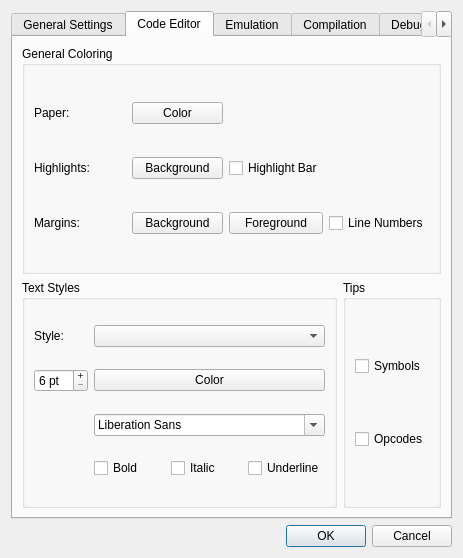
First picture: the form in environmentsettingsdialog.ui, repository christopherpow/nesicide, before the edit.
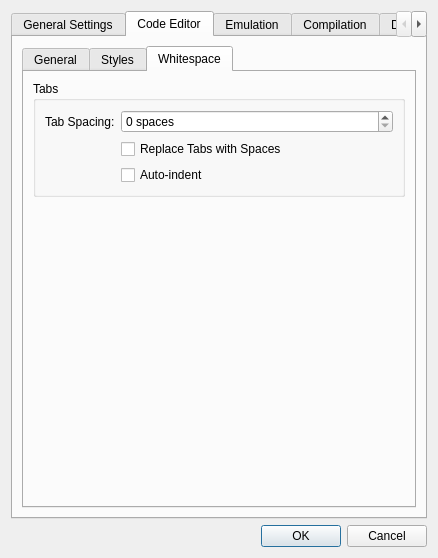
Second picture: the form after the edit. Icons and pictures are not drawn.

Commit message: Configuration items added to Environment Settings for auto-indent, tab replacement, and tab spacing.

What changed in the file:
```diff
--- a/environmentsettingsdialog.ui
+++ b/environmentsettingsdialog.ui
@@ -148,10 +148,63 @@
        <string>Code Editor</string>
       </attribute>
       <layout class="QGridLayout" name="gridLayout_3">
+       <item row="0" column="0">
+        <widget class="QTabWidget" name="tabWidget_2">
+         <property name="currentIndex">
+          <number>2</number>
+         </property>
+         <widget class="QWidget" name="general">
+          <attribute name="title">
+           <string>General</string>
+          </attribute>
+          <layout class="QGridLayout" name="gridLayout_11">
+           <item row="0" column="0">
+            <widget class="QGroupBox" name="groupBox_7">
+             <property name="title">
+              <string>Tips</string>
+             </property>
+             <layout class="QVBoxLayout" name="verticalLayout">
+              <item>
+               <widget class="QCheckBox" name="showSymbolTips">
+                <property name="text">
+                 <string>Symbols</string>
+                </property>
+               </widget>
+              </item>
+              <item>
+               <widget class="QCheckBox" name="showOpcodeTips">
+                <property name="text">
+                 <string>Opcodes</string>
+                </property>
+               </widget>
+              </item>
+             </layout>
+            </widget>
+           </item>
+           <item row="1" column="0">
+            <spacer name="verticalSpacer_4">
+             <property name="orientation">
+              <enum>Qt::Vertical</enum>
+             </property>
+             <property name="sizeHint" stdset="0">
+              <size>
+               <width>20</width>
+               <height>40</height>
+              </size>
+             </property>
+            </spacer>
+           </item>
+          </layout>
+         </widget>
+         <widget class="QWidget" name="styles">
+          <attribute name="title">
+           <string>Styles</string>
+          </attribute>
+          <layout class="QGridLayout" name="gridLayout_10">
        <item row="0" column="0" colspan="2">
         <widget class="QGroupBox" name="groupBox">
          <property name="title">
-          <string>General Coloring</string>
+              <string>Coloring</string>
          </property>
          <layout class="QGridLayout" name="gridLayout_16">
           <item row="0" column="1">
@@ -220,7 +273,7 @@
          </layout>
         </widget>
        </item>
-       <item row="1" column="0">
+           <item row="1" column="0" colspan="2">
         <widget class="QGroupBox" name="groupBox_12">
          <property name="title">
           <string>Text Styles</string>
@@ -286,36 +339,83 @@
          </layout>
         </widget>
        </item>
-       <item row="2" column="0" colspan="2">
+          </layout>
+         </widget>
+         <widget class="QWidget" name="whitespace">
+          <attribute name="title">
+           <string>Whitespace</string>
+          </attribute>
+          <layout class="QGridLayout" name="gridLayout_13">
+           <item row="0" column="0">
+            <widget class="QGroupBox" name="groupBox_9">
+             <property name="title">
+              <string>Tabs</string>
+             </property>
+             <layout class="QFormLayout" name="formLayout_3">
+              <item row="0" column="0">
+               <widget class="QLabel" name="label_7">
+                <property name="text">
+                 <string>Tab Spacing:</string>
+                </property>
+               </widget>
+              </item>
+              <item row="0" column="1">
+               <widget class="QSpinBox" name="spacesForTab">
+                <property name="readOnly">
+                 <bool>false</bool>
+                </property>
+                <property name="buttonSymbols">
+                 <enum>QAbstractSpinBox::UpDownArrows</enum>
+                </property>
+                <property name="suffix">
+                 <string> spaces</string>
+                </property>
+                <property name="value">
+                 <number>0</number>
+                </property>
+               </widget>
+              </item>
+              <item row="1" column="1">
+               <widget class="QCheckBox" name="replaceTabs">
+                <property name="text">
+                 <string>Replace Tabs with Spaces</string>
+                </property>
+               </widget>
+              </item>
+              <item row="2" column="1">
+               <widget class="QCheckBox" name="autoIndent">
+                <property name="text">
+                 <string>Auto-indent</string>
+                </property>
+               </widget>
+              </item>
+             </layout>
+            </widget>
+           </item>
+           <item row="2" column="0">
+            <spacer name="verticalSpacer_5">
+             <property name="orientation">
+              <enum>Qt::Vertical</enum>
+             </property>
+             <property name="sizeHint" stdset="0">
+              <size>
+               <width>20</width>
+               <height>40</height>
+              </size>
+             </property>
+            </spacer>
+           </item>
+          </layout>
+         </widget>
+        </widget>
+       </item>
+       <item row="1" column="0">
         <layout class="QGridLayout" name="example">
          <property name="sizeConstraint">
           <enum>QLayout::SetNoConstraint</enum>
          </property>
         </layout>
        </item>
-       <item row="1" column="1">
-        <widget class="QGroupBox" name="groupBox_7">
-         <property name="title">
-          <string>Tips</string>
-         </property>
-         <layout class="QVBoxLayout" name="verticalLayout">
-          <item>
-           <widget class="QCheckBox" name="showSymbolTips">
-            <property name="text">
-             <string>Symbols</string>
-            </property>
-           </widget>
-          </item>
-          <item>
-           <widget class="QCheckBox" name="showOpcodeTips">
-            <property name="text">
-             <string>Opcodes</string>
-            </property>
-           </widget>
-          </item>
-         </layout>
-        </widget>
-       </item>
       </layout>
      </widget>
      <widget class="QWidget" name="emulation">
```
Lines whose indentation alone changed are shown as unchanged. The commit also changes 3 other files.
